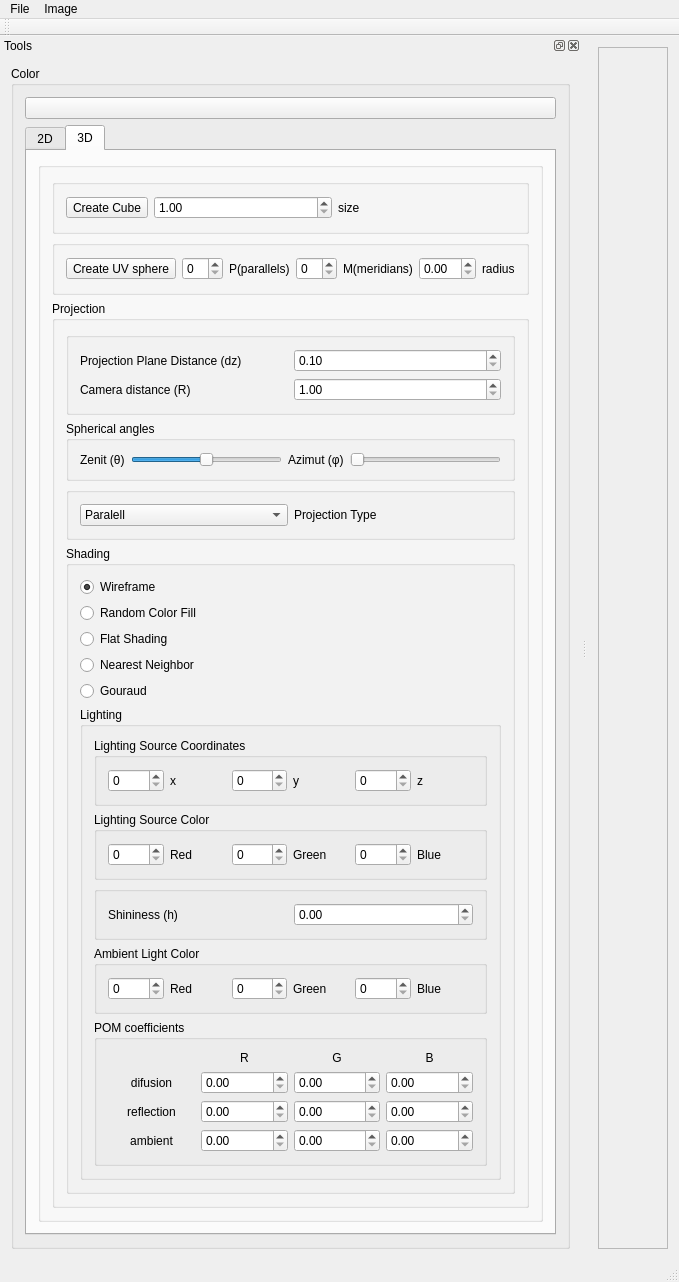
The window that src/ImageViewer.ui (bozhenakv555/pg_ImageViewer) describes before a commit, drawn with Qt 5.
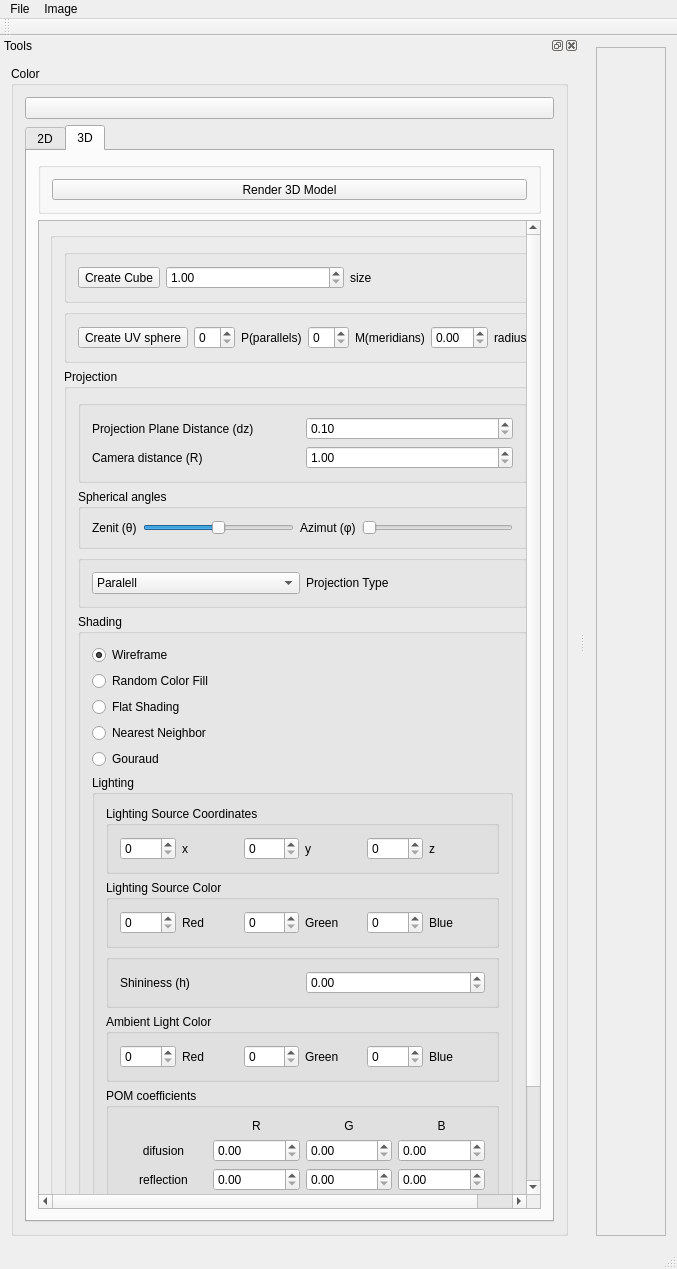
The same window after the commit.

Commit message: Improved the Phong light model by changing it to calculatePhongColor which now directly returns a color. Decided to pass normals as arguments instead of calculating them inside the function. Added scrollbars to the 3D Tab and a render3D button. Implemented flat shading using a single normal for every face.

```diff
--- a/src/ImageViewer.ui
+++ b/src/ImageViewer.ui
@@ -25,7 +25,7 @@
         <rect>
          <x>0</x>
          <y>0</y>
-         <width>69</width>
+         <width>68</width>
          <height>1189</height>
         </rect>
        </property>
@@ -511,6 +511,43 @@
            </attribute>
            <layout class="QVBoxLayout" name="verticalLayout_5">
             <item>
+             <widget class="QGroupBox" name="groupBox_30">
+              <property name="title">
+               <string/>
+              </property>
+              <layout class="QHBoxLayout" name="horizontalLayout_20">
+               <item>
+                <widget class="QToolButton" name="tb_render3D">
+                 <property name="sizePolicy">
+                  <sizepolicy hsizetype="Expanding" vsizetype="Preferred">
+                   <horstretch>0</horstretch>
+                   <verstretch>0</verstretch>
+                  </sizepolicy>
+                 </property>
+                 <property name="text">
+                  <string>Render 3D Model</string>
+                 </property>
+                </widget>
+               </item>
+              </layout>
+             </widget>
+            </item>
+            <item>
+             <widget class="QScrollArea" name="scrollArea_2">
+              <property name="widgetResizable">
+               <bool>true</bool>
+              </property>
+              <widget class="QWidget" name="scrollAreaWidgetContents_2">
+               <property name="geometry">
+                <rect>
+                 <x>0</x>
+                 <y>-32</y>
+                 <width>506</width>
+                 <height>1068</height>
+                </rect>
+               </property>
+               <layout class="QVBoxLayout" name="verticalLayout_10">
+                <item>
              <widget class="QGroupBox" name="groupBox_16">
               <property name="title">
                <string/>
@@ -1069,6 +1106,10 @@
                 </widget>
                </item>
               </layout>
+                 </widget>
+                </item>
+               </layout>
+              </widget>
              </widget>
             </item>
            </layout>
```
Lines whose indentation alone changed are shown as unchanged. The commit also changes 4 other files.
